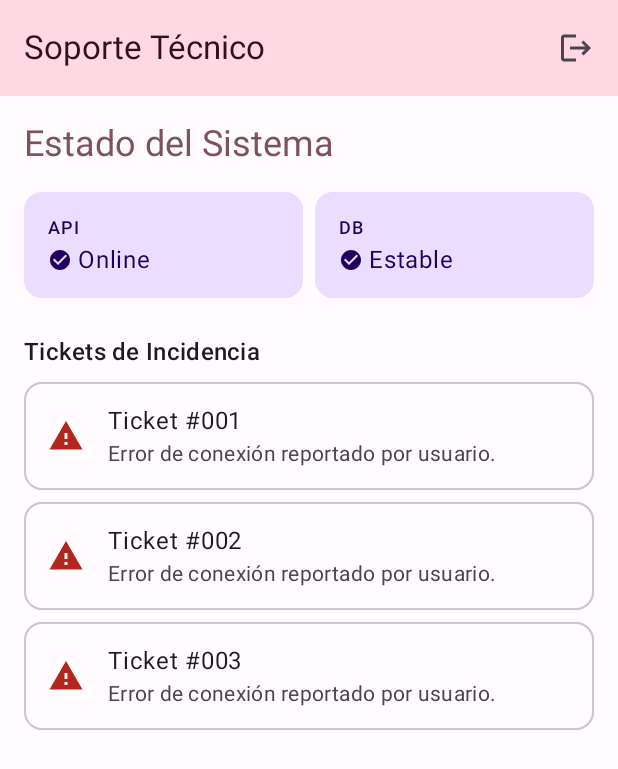
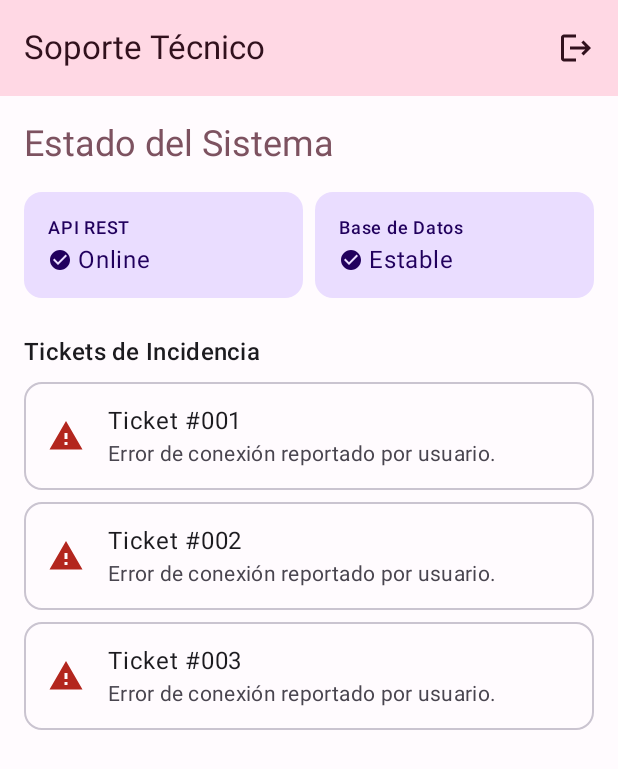
Before and after one commit to Marbeck-one/ReparaFacil_Grupo8, an Android app built with Jetpack Compose: the HomeSoporteScreen screen opened through its navigation route, on a phone screen of 412 x 824 dp. Shown: the top 769 px of the screen. Run offline under Robolectric (Android 15) with nearby library versions, the phone set to English and light mode, and no system bars.

Commit message:
feat: Implementación completa de requisitos EFT
- Nuevos roles: Admin y Soporte con dashboards diferenciados.

SE ACTUALIZA*****

```diff
--- a/app/src/main/java/com/grupo8/reparafacil/navigation/AppRoutes.kt
+++ b/app/src/main/java/com/grupo8/reparafacil/navigation/AppRoutes.kt
@@ -4,11 +4,11 @@ object AppRoutes {
     const val Login = "login"
     const val Registro = "registro"
     const val RecuperarPassword = "recuperar_password"
+
     const val HomeCliente = "home_cliente"
     const val HomeTecnico = "home_tecnico"
-
-    const val HomeAdmin = "home_admin"
-    const val HomeSoporte = "home_soporte"
+    const val HomeAdmin = "home_admin"     // NUEVO
+    const val HomeSoporte = "home_soporte" // NUEVO
 
     const val Perfil = "perfil"
     const val SolicitudServicio = "solicitud_servicio"
--- a/app/src/main/java/com/grupo8/reparafacil/ui/screens/HomeSoporteScreen.kt
+++ b/app/src/main/java/com/grupo8/reparafacil/ui/screens/HomeSoporteScreen.kt
@@ -29,8 +29,9 @@ fun HomeSoporteScreen(
                     }
                 },
                 colors = TopAppBarDefaults.topAppBarColors(
-                    containerColor = MaterialTheme.colorScheme.tertiaryContainer, // Color distintivo
-                    titleContentColor = MaterialTheme.colorScheme.onTertiaryContainer
+                    containerColor = MaterialTheme.colorScheme.tertiaryContainer,
+                    titleContentColor = MaterialTheme.colorScheme.onTertiaryContainer,
+                    actionIconContentColor = MaterialTheme.colorScheme.onTertiaryContainer
                 )
             )
         }
@@ -49,10 +50,9 @@ fun HomeSoporteScreen(
 
             Spacer(modifier = Modifier.height(16.dp))
 
-            // Tarjetas de estado simuladas
             Row(modifier = Modifier.fillMaxWidth(), horizontalArrangement = Arrangement.spacedBy(8.dp)) {
-                EstadoCard("API", "Online", true, Modifier.weight(1f))
-                EstadoCard("DB", "Estable", true, Modifier.weight(1f))
+                EstadoCard("API REST", "Online", true, Modifier.weight(1f))
+                EstadoCard("Base de Datos", "Estable", true, Modifier.weight(1f))
             }
 
             Spacer(modifier = Modifier.height(24.dp))
@@ -60,14 +60,15 @@ fun HomeSoporteScreen(
             Text("Tickets de Incidencia", style = MaterialTheme.typography.titleMedium)
             Spacer(modifier = Modifier.height(8.dp))
 
-            // Lista simulada
             LazyColumn(verticalArrangement = Arrangement.spacedBy(8.dp)) {
                 items(3) { i ->
                     OutlinedCard {
                         ListItem(
                             headlineContent = { Text("Ticket #00${i + 1}") },
                             supportingContent = { Text("Error de conexión reportado por usuario.") },
-                            leadingContent = { Icon(Icons.Default.Warning, contentDescription = null, tint = MaterialTheme.colorScheme.error) }
+                            leadingContent = {
+                                Icon(Icons.Default.Warning, contentDescription = null, tint = MaterialTheme.colorScheme.error)
+                            }
                         )
                     }
                 }
```
Also changed, not shown: app/src/main/java/com/grupo8/reparafacil/navigation/AppNavigation.kt (+6 -5 lines), app/src/main/java/com/grupo8/reparafacil/ui/screens/HomeAdminScreen.kt (+9 -4 lines).
